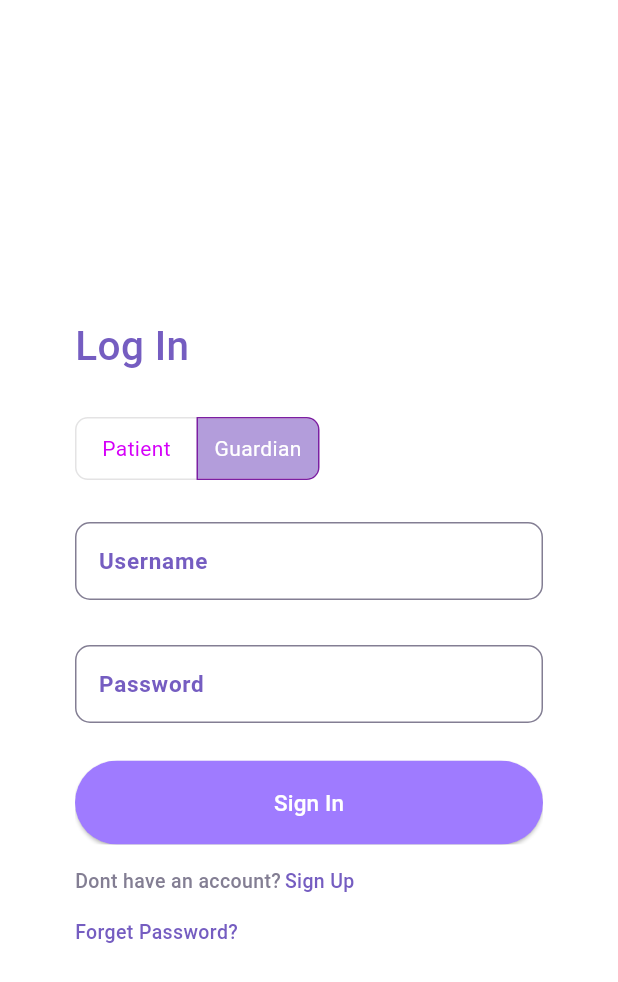
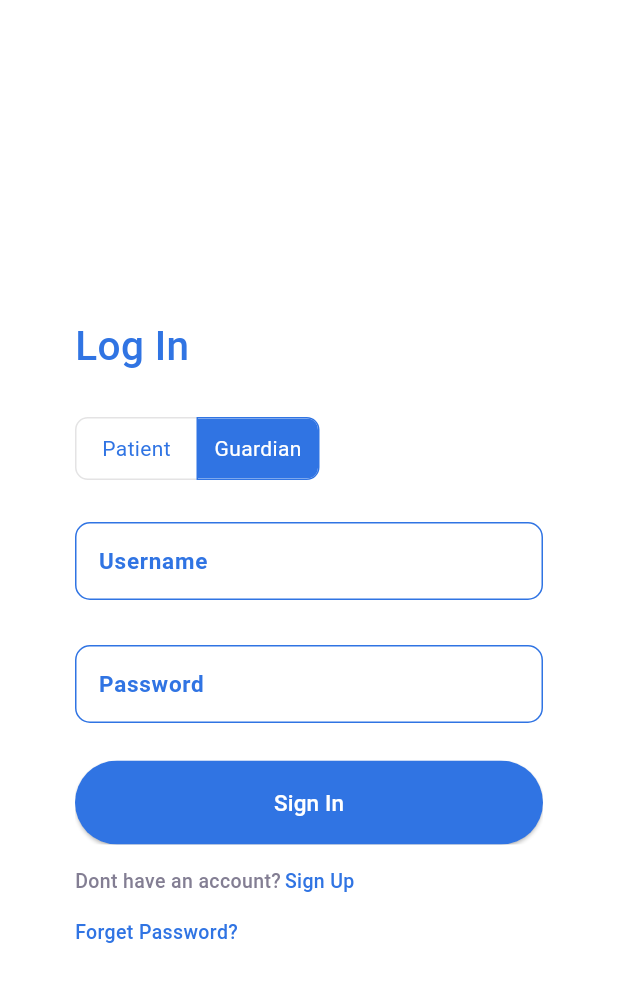
Before and after one commit to izasoerya/IntelliCane, a Flutter app: the screen it shows after launch, after a tap on "Guardian", on a phone screen of 412 x 824 dp. Shown: the top 982 px of the screen. Run offline on Flutter 3.47's test engine with Material 3 defaults, Android fonts, the phone set to English and light mode, and no system bars; our stand-ins replace flutter_map, flutter_riverpod, latlong2, sqflite; missing offline and left inert: flutter_timer_countdown; accounts and stored records are empty; Roboto replaces fonts that are missing (Poppins).

Commit message:
add global prop

```diff
--- /dev/null
+++ b/lib/login_page/global_properties.dart
@@ -0,0 +1,4 @@
+import 'package:flutter/material.dart';
+
+const Color primaryColor = Color.fromARGB(255, 48, 116, 227);
+const Color secondaryColor = Color.fromARGB(255, 72, 123, 205);
--- a/lib/login_page/screens/login_screen.dart
+++ b/lib/login_page/screens/login_screen.dart
@@ -1,9 +1,10 @@
 import 'package:flutter/material.dart';
+import 'package:flutter_riverpod/flutter_riverpod.dart';
 import 'package:intellicane/login_page/widget/response_popup.dart';
 import 'package:intellicane/login_page/widget/role_slider.dart';
 import 'package:intellicane/database/auth_db.dart';
 import 'package:intellicane/models/user_data_login.dart';
-import 'package:flutter_riverpod/flutter_riverpod.dart';
+import 'package:intellicane/login_page/global_properties.dart';
 
 class LoginScreen extends ConsumerStatefulWidget {
   const LoginScreen({
@@ -27,7 +28,7 @@ class _LoginScreenState extends ConsumerState<LoginScreen> {
 
   void fetchUserRole(String selectRole) {
     setState(() {
-      print("should be changed! $selectRole");
+      print("Role selected: $selectRole");
       userRole = selectRole; // Update the class-level result variable
     });
   }
@@ -50,7 +51,7 @@ class _LoginScreenState extends ConsumerState<LoginScreen> {
                 const Text(
                   'Log In',
                   style: TextStyle(
-                    color: Color(0xFF755DC1),
+                    color: primaryColor,
                     fontSize: 27,
                     fontFamily: 'Poppins',
                     fontWeight: FontWeight.w500,
@@ -65,7 +66,7 @@ class _LoginScreenState extends ConsumerState<LoginScreen> {
                   controller: _emailController,
                   textAlign: TextAlign.center,
                   style: const TextStyle(
-                    color: Color(0xFF393939),
+                    color: primaryColor,
                     fontSize: 13,
                     fontFamily: 'Poppins',
                     fontWeight: FontWeight.w400,
@@ -73,7 +74,7 @@ class _LoginScreenState extends ConsumerState<LoginScreen> {
                   decoration: InputDecoration(
                     labelText: userRole == 'Patient' ? 'Cane UID' : 'Username',
                     labelStyle: const TextStyle(
-                      color: Color(0xFF755DC1),
+                      color: primaryColor,
                       fontSize: 15,
                       fontFamily: 'Poppins',
                       fontWeight: FontWeight.w600,
@@ -82,14 +83,14 @@ class _LoginScreenState extends ConsumerState<LoginScreen> {
                       borderRadius: BorderRadius.all(Radius.circular(10)),
                       borderSide: BorderSide(
                         width: 1,
-                        color: Color(0xFF837E93),
+                        color: primaryColor,
                       ),
                     ),
                     focusedBorder: const OutlineInputBorder(
                       borderRadius: BorderRadius.all(Radius.circular(10)),
                       borderSide: BorderSide(
                         width: 1,
-                        color: Color(0xFF9F7BFF),
+                        color: primaryColor,
                       ),
                     ),
                   ),
@@ -101,7 +102,7 @@ class _LoginScreenState extends ConsumerState<LoginScreen> {
                   controller: _passController,
                   textAlign: TextAlign.center,
                   style: const TextStyle(
-                    color: Color(0xFF393939),
+                    color: primaryColor,
                     fontSize: 13,
                     fontFamily: 'Poppins',
                     fontWeight: FontWeight.w400,
@@ -109,7 +110,7 @@ class _LoginScreenState extends ConsumerState<LoginScreen> {
                   decoration: const InputDecoration(
                     labelText: 'Password',
                     labelStyle: TextStyle(
-                      color: Color(0xFF755DC1),
+                      color: primaryColor,
                       fontSize: 15,
                       fontFamily: 'Poppins',
                       fontWeight: FontWeight.w600,
@@ -118,14 +119,14 @@ class _LoginScreenState extends ConsumerState<LoginScreen> {
                       borderRadius: BorderRadius.all(Radius.circular(10)),
                       borderSide: BorderSide(
                         width: 1,
-                        color: Color(0xFF837E93),
+                        color: primaryColor,
                       ),
                     ),
                     focusedBorder: OutlineInputBorder(
                       borderRadius: BorderRadius.all(Radius.circular(10)),
                       borderSide: BorderSide(
                         width: 1,
-                        color: Color(0xFF9F7BFF),
+                        color: primaryColor,
                       ),
                     ),
                   ),
@@ -158,7 +159,7 @@ class _LoginScreenState extends ConsumerState<LoginScreen> {
                         }
                       },
                       style: ElevatedButton.styleFrom(
-                        backgroundColor: const Color(0xFF9F7BFF),
+                        backgroundColor: primaryColor,
                       ),
                       child: const Text(
                         'Sign In',
@@ -198,7 +199,7 @@ class _LoginScreenState extends ConsumerState<LoginScreen> {
                       child: const Text(
                         'Sign Up',
                         style: TextStyle(
-                          color: Color(0xFF755DC1),
+                          color: primaryColor,
                           fontSize: 13,
                           fontFamily: 'Poppins',
                           fontWeight: FontWeight.w500,
@@ -213,7 +214,7 @@ class _LoginScreenState extends ConsumerState<LoginScreen> {
                 const Text(
                   'Forget Password?',
                   style: TextStyle(
-                    color: Color(0xFF755DC1),
+                    color: primaryColor,
                     fontSize: 13,
                     fontFamily: 'Poppins',
                     fontWeight: FontWeight.w500,
--- a/lib/login_page/widget/role_slider.dart
+++ b/lib/login_page/widget/role_slider.dart
@@ -1,4 +1,5 @@
 import 'package:flutter/material.dart';
+import 'package:intellicane/login_page/global_properties.dart';
 
 const List<Widget> role = <Widget>[
   Text('Patient'),
@@ -34,10 +35,10 @@ class _ToggleButtonsSampleState extends State<ToggleButtonsSample> {
             });
           },
           borderRadius: const BorderRadius.all(Radius.circular(8)),
-          selectedBorderColor: Colors.purple[700],
+          selectedBorderColor: primaryColor,
           selectedColor: Colors.white,
-          fillColor: Colors.deepPurple[200],
-          color: Colors.purpleAccent[400],
+          fillColor: primaryColor,
+          color: primaryColor,
           constraints: const BoxConstraints(
             minHeight: 40.0,
             minWidth: 80.0,
--- a/lib/page_routing.dart
+++ b/lib/page_routing.dart
@@ -31,8 +31,9 @@ class _WidgetStateController extends ConsumerState<WidgetStateController> {
       screen = widget.currentWidget.fetchStateWidget(ApplicationState.homePage);
       isRegistered = true;
     }
+
+    // Bottom bar navigation process
     int selectedBottomBar = ref.watch(selectedButton);
-
     if (isRegistered) {
       screen =
           widget.currentWidget.fetchStateWidgetWithIndex(selectedBottomBar);
```
Also changed, not shown: 1 other file.
